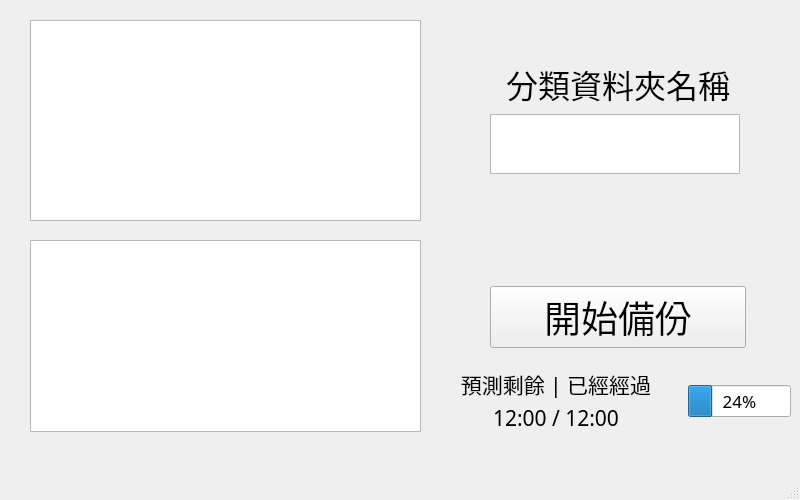
This is 小專題/ui/main.ui in rainfishs/PYQT as Qt 5 draws it before an edit. The edited form follows.
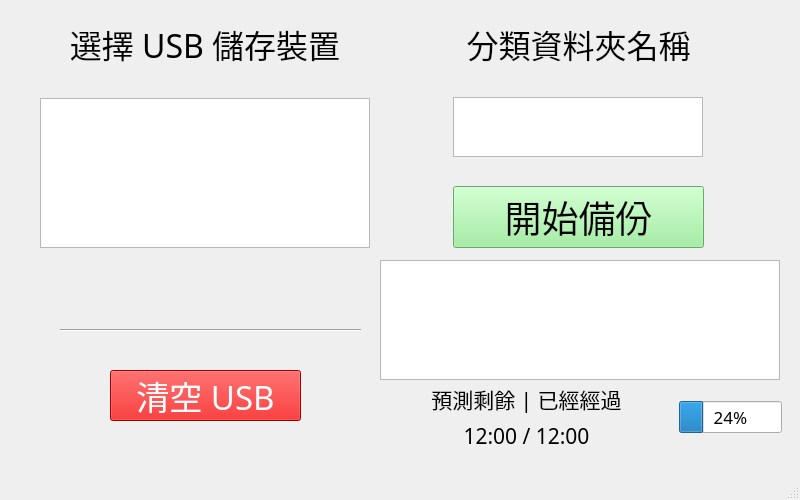
This is the edited form.

Commit message: 加入 清除USB儲存裝置功能

What changed in the file:
```diff
--- a/小專題/ui/main.ui
+++ b/小專題/ui/main.ui
@@ -26,48 +26,288 @@
    <string>MainWindow</string>
   </property>
   <widget class="QWidget" name="centralwidget">
-   <widget class="QTextEdit" name="messageBox">
+   <widget class="QPushButton" name="clearUsbBtn">
     <property name="enabled">
      <bool>true</bool>
     </property>
     <property name="geometry">
      <rect>
-      <x>30</x>
+      <x>110</x>
+      <y>370</y>
+      <width>191</width>
+      <height>51</height>
+     </rect>
+    </property>
+    <property name="palette">
+     <palette>
+      <active>
+       <colorrole role="WindowText">
+        <brush brushstyle="SolidPattern">
+         <color alpha="255">
+          <red>255</red>
+          <green>255</green>
+          <blue>255</blue>
+         </color>
+        </brush>
+       </colorrole>
+       <colorrole role="Button">
+        <brush brushstyle="SolidPattern">
+         <color alpha="255">
+          <red>220</red>
+          <green>1</green>
+          <blue>1</blue>
+         </color>
+        </brush>
+       </colorrole>
+       <colorrole role="Text">
+        <brush brushstyle="SolidPattern">
+         <color alpha="255">
+          <red>255</red>
+          <green>255</green>
+          <blue>255</blue>
+         </color>
+        </brush>
+       </colorrole>
+       <colorrole role="ButtonText">
+        <brush brushstyle="SolidPattern">
+         <color alpha="255">
+          <red>255</red>
+          <green>255</green>
+          <blue>255</blue>
+         </color>
+        </brush>
+       </colorrole>
+       <colorrole role="Base">
+        <brush brushstyle="SolidPattern">
+         <color alpha="255">
+          <red>220</red>
+          <green>1</green>
+          <blue>1</blue>
+         </color>
+        </brush>
+       </colorrole>
+       <colorrole role="Window">
+        <brush brushstyle="SolidPattern">
+         <color alpha="255">
+          <red>220</red>
+          <green>1</green>
+          <blue>1</blue>
+         </color>
+        </brush>
+       </colorrole>
+      </active>
+      <inactive>
+       <colorrole role="WindowText">
+        <brush brushstyle="SolidPattern">
+         <color alpha="255">
+          <red>255</red>
+          <green>255</green>
+          <blue>255</blue>
+         </color>
+        </brush>
+       </colorrole>
+       <colorrole role="Button">
+        <brush brushstyle="SolidPattern">
+         <color alpha="255">
+          <red>220</red>
+          <green>1</green>
+          <blue>1</blue>
+         </color>
+        </brush>
+       </colorrole>
+       <colorrole role="Text">
+        <brush brushstyle="SolidPattern">
+         <color alpha="255">
+          <red>255</red>
+          <green>255</green>
+          <blue>255</blue>
+         </color>
+        </brush>
+       </colorrole>
+       <colorrole role="ButtonText">
+        <brush brushstyle="SolidPattern">
+         <color alpha="255">
+          <red>255</red>
+          <green>255</green>
+          <blue>255</blue>
+         </color>
+        </brush>
+       </colorrole>
+       <colorrole role="Base">
+        <brush brushstyle="SolidPattern">
+         <color alpha="255">
+          <red>220</red>
+          <green>1</green>
+          <blue>1</blue>
+         </color>
+        </brush>
+       </colorrole>
+       <colorrole role="Window">
+        <brush brushstyle="SolidPattern">
+         <color alpha="255">
+          <red>220</red>
+          <green>1</green>
+          <blue>1</blue>
+         </color>
+        </brush>
+       </colorrole>
+      </inactive>
+      <disabled>
+       <colorrole role="WindowText">
+        <brush brushstyle="SolidPattern">
+         <color alpha="255">
+          <red>255</red>
+          <green>255</green>
+          <blue>255</blue>
+         </color>
+        </brush>
+       </colorrole>
+       <colorrole role="Button">
+        <brush brushstyle="SolidPattern">
+         <color alpha="255">
+          <red>220</red>
+          <green>1</green>
+          <blue>1</blue>
+         </color>
+        </brush>
+       </colorrole>
+       <colorrole role="Text">
+        <brush brushstyle="SolidPattern">
+         <color alpha="255">
+          <red>255</red>
+          <green>255</green>
+          <blue>255</blue>
+         </color>
+        </brush>
+       </colorrole>
+       <colorrole role="ButtonText">
+        <brush brushstyle="SolidPattern">
+         <color alpha="255">
+          <red>255</red>
+          <green>255</green>
+          <blue>255</blue>
+         </color>
+        </brush>
+       </colorrole>
+       <colorrole role="Base">
+        <brush brushstyle="SolidPattern">
+         <color alpha="255">
+          <red>220</red>
+          <green>1</green>
+          <blue>1</blue>
+         </color>
+        </brush>
+       </colorrole>
+       <colorrole role="Window">
+        <brush brushstyle="SolidPattern">
+         <color alpha="255">
+          <red>220</red>
+          <green>1</green>
+          <blue>1</blue>
+         </color>
+        </brush>
+       </colorrole>
+      </disabled>
+     </palette>
+    </property>
+    <property name="font">
+     <font>
+      <family>等距更紗黑體 TC Xlight</family>
+      <pointsize>25</pointsize>
+     </font>
+    </property>
+    <property name="mouseTracking">
+     <bool>false</bool>
+    </property>
+    <property name="styleSheet">
+     <string notr="true">
+QPushButton {
+            background-color: rgb(220, 1, 1);     /* 靜態背景顏色 */
+			color: rgb(255, 255, 255)
+        }
+        QPushButton:hover {
+            background-color: rgb(255, 99, 60);        /* 懸浮時的背景顏色 */
+			color: rgb(255, 255, 255)
+        }
+        QPushButton:pressed {
+            background-color: rgb(229, 156, 9);    /* 按下時的背景顏色 */
+			color: rgb(255, 255, 255)
+        }</string>
+    </property>
+    <property name="text">
+     <string>清空 USB</string>
+    </property>
+    <property name="checkable">
+     <bool>false</bool>
+    </property>
+   </widget>
+   <widget class="Line" name="line">
+    <property name="geometry">
+     <rect>
+      <x>60</x>
+      <y>320</y>
+      <width>301</width>
+      <height>21</height>
+     </rect>
+    </property>
+    <property name="orientation">
+     <enum>Qt::Horizontal</enum>
+    </property>
+   </widget>
+   <widget class="QWidget" name="">
+    <property name="geometry">
+     <rect>
+      <x>40</x>
       <y>20</y>
-      <width>391</width>
-      <height>201</height>
+      <width>741</width>
+      <height>228</height>
      </rect>
     </property>
-    <property name="sizePolicy">
-     <sizepolicy hsizetype="Expanding" vsizetype="Expanding">
-      <horstretch>0</horstretch>
-      <verstretch>0</verstretch>
-     </sizepolicy>
-    </property>
+    <layout class="QHBoxLayout" name="horizontalLayout_2">
+     <item>
+      <layout class="QVBoxLayout" name="verticalLayout_2">
+       <item>
+        <widget class="QLabel" name="label3">
     <property name="font">
      <font>
       <family>等距更紗黑體 TC Xlight</family>
-      <pointsize>18</pointsize>
-     </font>
-    </property>
-    <property name="autoFillBackground">
-     <bool>false</bool>
-    </property>
-    <property name="lineWrapMode">
-     <enum>QTextEdit::NoWrap</enum>
-    </property>
-    <property name="readOnly">
-     <bool>true</bool>
-    </property>
-   </widget>
+           <pointsize>24</pointsize>
+          </font>
+         </property>
+         <property name="text">
+          <string>選擇 USB 儲存裝置</string>
+         </property>
+         <property name="alignment">
+          <set>Qt::AlignCenter</set>
+         </property>
+        </widget>
+       </item>
+       <item>
+        <spacer name="verticalSpacer_2">
+         <property name="orientation">
+          <enum>Qt::Vertical</enum>
+         </property>
+         <property name="sizeHint" stdset="0">
+          <size>
+           <width>251</width>
+           <height>68</height>
+          </size>
+         </property>
+        </spacer>
+       </item>
+       <item>
    <widget class="QListWidget" name="usbDriveList">
-    <property name="geometry">
-     <rect>
-      <x>30</x>
-      <y>240</y>
-      <width>391</width>
-      <height>192</height>
-     </rect>
+         <property name="sizePolicy">
+          <sizepolicy hsizetype="Fixed" vsizetype="Fixed">
+           <horstretch>0</horstretch>
+           <verstretch>0</verstretch>
+          </sizepolicy>
+         </property>
+         <property name="minimumSize">
+          <size>
+           <width>330</width>
+           <height>150</height>
+          </size>
     </property>
     <property name="font">
      <font>
@@ -75,16 +315,22 @@
      </font>
     </property>
    </widget>
-   <widget class="QWidget" name="layoutWidget">
-    <property name="geometry">
-     <rect>
-      <x>490</x>
-      <y>60</y>
-      <width>256</width>
-      <height>288</height>
-     </rect>
-    </property>
-    <layout class="QVBoxLayout" name="verticalLayout_6">
+       </item>
+      </layout>
+     </item>
+     <item>
+      <spacer name="horizontalSpacer">
+       <property name="orientation">
+        <enum>Qt::Horizontal</enum>
+       </property>
+       <property name="sizeHint" stdset="0">
+        <size>
+         <width>178</width>
+         <height>226</height>
+        </size>
+       </property>
+      </spacer>
+     </item>
      <item>
       <layout class="QVBoxLayout" name="verticalLayout_5">
        <item>
@@ -103,6 +349,19 @@
          </property>
         </widget>
        </item>
+       <item>
+        <spacer name="verticalSpacer_3">
+         <property name="orientation">
+          <enum>Qt::Vertical</enum>
+         </property>
+         <property name="sizeHint" stdset="0">
+          <size>
+           <width>251</width>
+           <height>68</height>
+          </size>
+         </property>
+        </spacer>
+       </item>
        <item>
         <widget class="QTextEdit" name="grounpName">
          <property name="enabled">
@@ -137,8 +396,6 @@
          </property>
         </widget>
        </item>
-      </layout>
-     </item>
      <item>
       <spacer name="verticalSpacer">
        <property name="orientation">
@@ -146,8 +403,8 @@
        </property>
        <property name="sizeHint" stdset="0">
         <size>
-         <width>28</width>
-         <height>108</height>
+           <width>251</width>
+           <height>68</height>
         </size>
        </property>
       </spacer>
@@ -160,22 +417,94 @@
          <pointsize>28</pointsize>
         </font>
        </property>
+         <property name="mouseTracking">
+          <bool>false</bool>
+         </property>
+         <property name="styleSheet">
+          <string notr="true">
+QPushButton {
+            background-color: lightgreen;     /* 靜態背景顏色 */
+        }
+        QPushButton:hover {
+            background-color: rgb(15, 255, 247);        /* 懸浮時的背景顏色 */
+        }
+        QPushButton:pressed {
+            background-color:rgb(19, 212, 255) ;    /* 按下時的背景顏色 */
+        }</string>
+         </property>
        <property name="text">
         <string>開始備份</string>
        </property>
       </widget>
      </item>
     </layout>
+     </item>
+     <item>
+      <spacer name="horizontalSpacer_2">
+       <property name="orientation">
+        <enum>Qt::Horizontal</enum>
+       </property>
+       <property name="sizeHint" stdset="0">
+        <size>
+         <width>178</width>
+         <height>226</height>
+        </size>
+       </property>
+      </spacer>
+     </item>
+    </layout>
    </widget>
-   <widget class="QWidget" name="layoutWidget">
+   <widget class="QWidget" name="">
     <property name="geometry">
      <rect>
-      <x>430</x>
-      <y>370</y>
-      <width>361</width>
-      <height>62</height>
+      <x>380</x>
+      <y>260</y>
+      <width>402</width>
+      <height>191</height>
      </rect>
     </property>
+    <layout class="QVBoxLayout" name="verticalLayout_3">
+     <item>
+      <widget class="QTextEdit" name="messageBox">
+       <property name="enabled">
+        <bool>true</bool>
+       </property>
+       <property name="sizePolicy">
+        <sizepolicy hsizetype="Fixed" vsizetype="Fixed">
+         <horstretch>0</horstretch>
+         <verstretch>0</verstretch>
+        </sizepolicy>
+       </property>
+       <property name="minimumSize">
+        <size>
+         <width>400</width>
+         <height>120</height>
+        </size>
+       </property>
+       <property name="maximumSize">
+        <size>
+         <width>16777215</width>
+         <height>120</height>
+        </size>
+       </property>
+       <property name="font">
+        <font>
+         <family>等距更紗黑體 TC Xlight</family>
+         <pointsize>18</pointsize>
+        </font>
+       </property>
+       <property name="autoFillBackground">
+        <bool>false</bool>
+       </property>
+       <property name="lineWrapMode">
+        <enum>QTextEdit::NoWrap</enum>
+       </property>
+       <property name="readOnly">
+        <bool>true</bool>
+       </property>
+      </widget>
+     </item>
+     <item>
     <layout class="QHBoxLayout" name="horizontalLayout">
      <item>
       <layout class="QVBoxLayout" name="verticalLayout">
@@ -237,6 +566,8 @@
         <enum>QProgressBar::TopToBottom</enum>
        </property>
       </widget>
+       </item>
+      </layout>
      </item>
     </layout>
    </widget>
```
Lines whose indentation alone changed are shown as unchanged. The commit also changes 4 other files.
